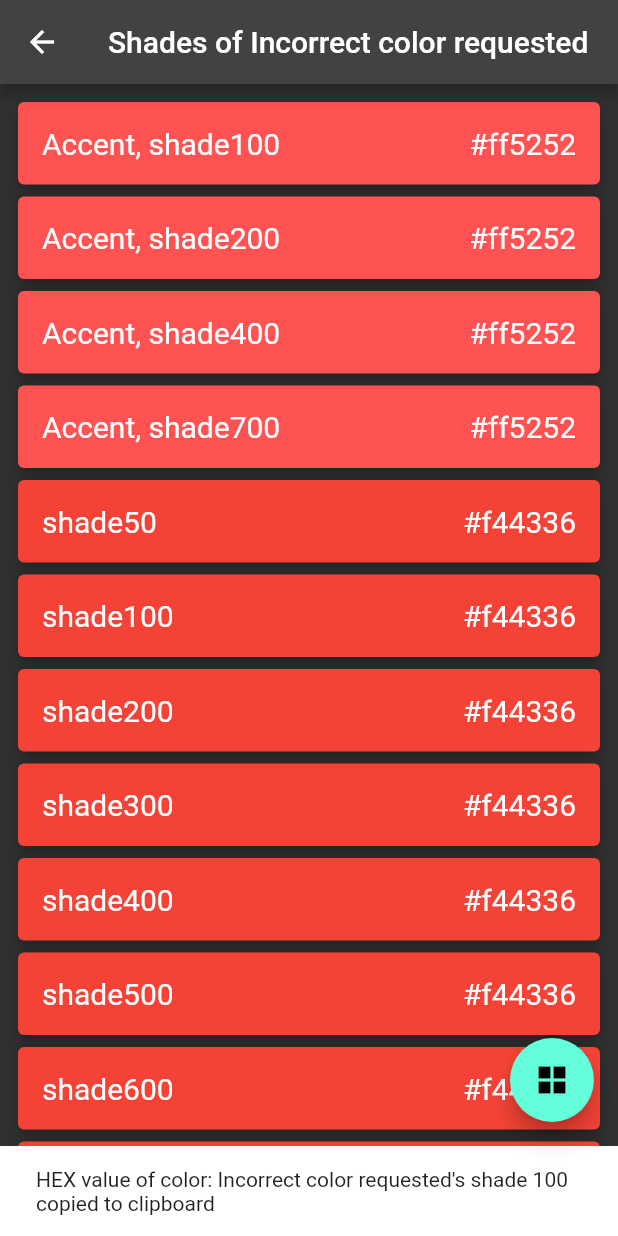
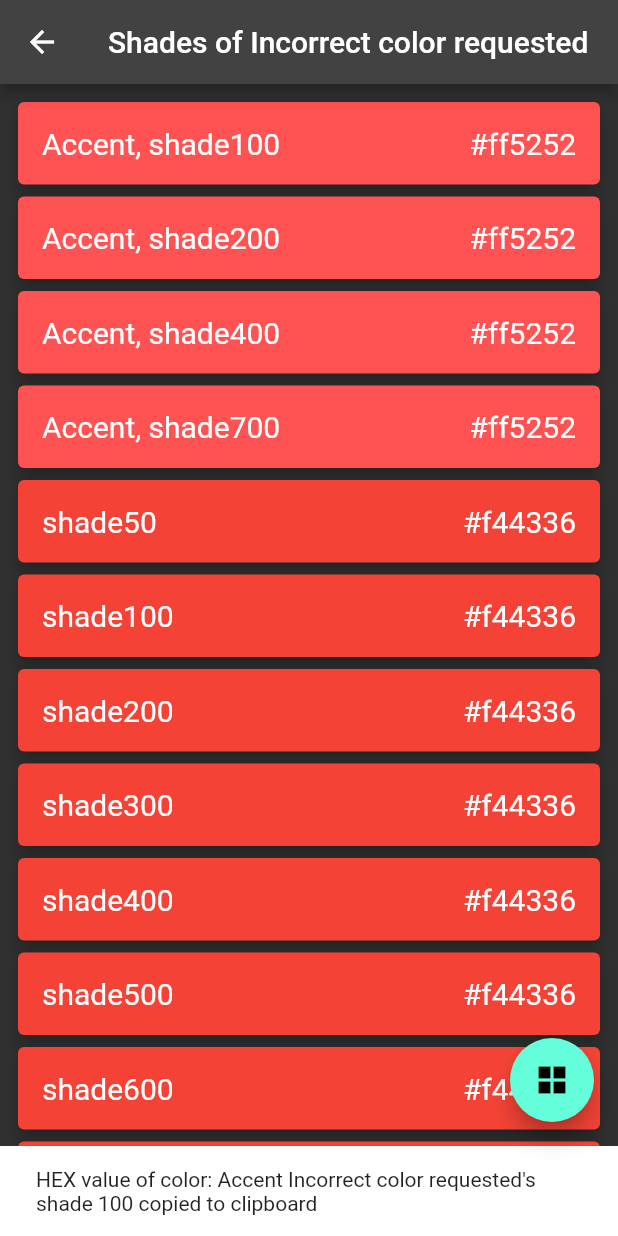
Before and after one commit to NEK-RA/flutter_material_palette, a Flutter app: the ColorShadesPage screen opened directly with empty values, after a tap on an icon or button, on a phone screen of 412 x 824 dp. Run offline on Flutter 3.47's test engine with Material 2 defaults, Android fonts, the phone set to English and light mode, and no system bars; our stand-ins replace auto_route, bloc, flutter_bloc, shared_preferences; accounts and stored records are empty.

Commit message:
added 'Accent' word into snackbar where needed

```diff
--- a/lib/widgets/color_card.dart
+++ b/lib/widgets/color_card.dart
@@ -74,6 +74,9 @@ class ColorCard extends StatelessWidget {
 
   String snackbarMessage(){
     String message = 'HEX value of color: ';
+    if(isAccent){
+      message += 'Accent ';
+    }
     message += ColorPalette.getReadableColorName(color: name);
     message += '\'s shade $shade copied to clipboard';
     return message;
```
